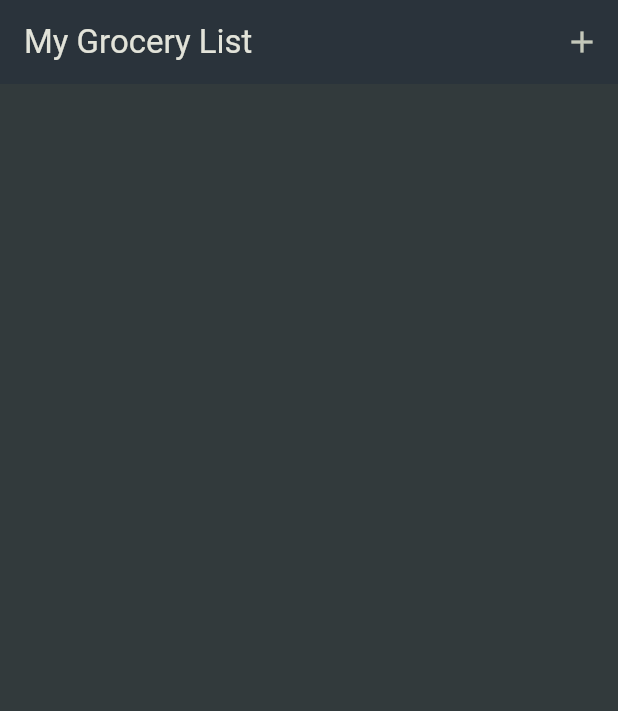
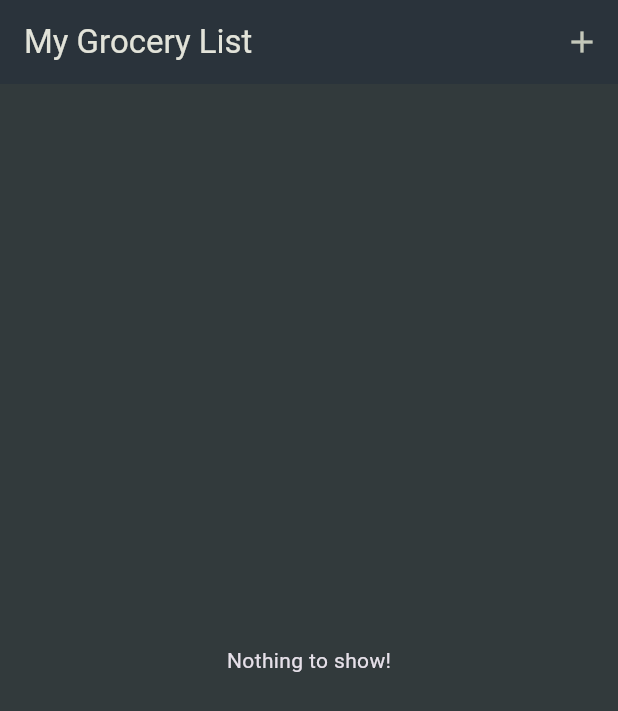
Before and after one commit to Iftikhar-Shams-Niloy/flutter_shoppy_list, a Flutter app: the screen it shows after launch, on a phone screen of 412 x 824 dp. Shown: the top 711 px of the screen. Run offline on Flutter 3.47's test engine with Material 3 defaults, Android fonts, the phone set to English and light mode, and no system bars.

Commit message:
Conditioning added in grocery_list

```diff
--- a/lib/widgets/grocery_list.dart
+++ b/lib/widgets/grocery_list.dart
@@ -30,18 +30,12 @@ class _GroceryListState extends State<GroceryList> {
 
   @override
   Widget build(BuildContext context) {
-    return Scaffold(
-      appBar: AppBar(
-        title: const Text('My Grocery List'),
-        actions: [
-          IconButton(
-            onPressed: _addItem,
-            icon: const Icon(Icons.add),
-          ),
-        ],
-      ),
+    Widget myContent = Center(
+      child: Text("Nothing to show!"),
+    );
 
-      body: ListView.builder(
+    if (_groceryItems.isNotEmpty) {
+      myContent = ListView.builder(
         itemCount: _groceryItems.length,
         itemBuilder: (ctx, index) => ListTile(
           title: Text(_groceryItems[index].name),
@@ -54,7 +48,20 @@ class _GroceryListState extends State<GroceryList> {
             _groceryItems[index].quantity.toString(),
           ),
         ),
+      );
+    }
+    return Scaffold(
+      appBar: AppBar(
+        title: const Text('My Grocery List'),
+        actions: [
+          IconButton(
+            onPressed: _addItem,
+            icon: const Icon(Icons.add),
+          ),
+        ],
       ),
+
+      body: myContent,
     );
   }
 }
```
